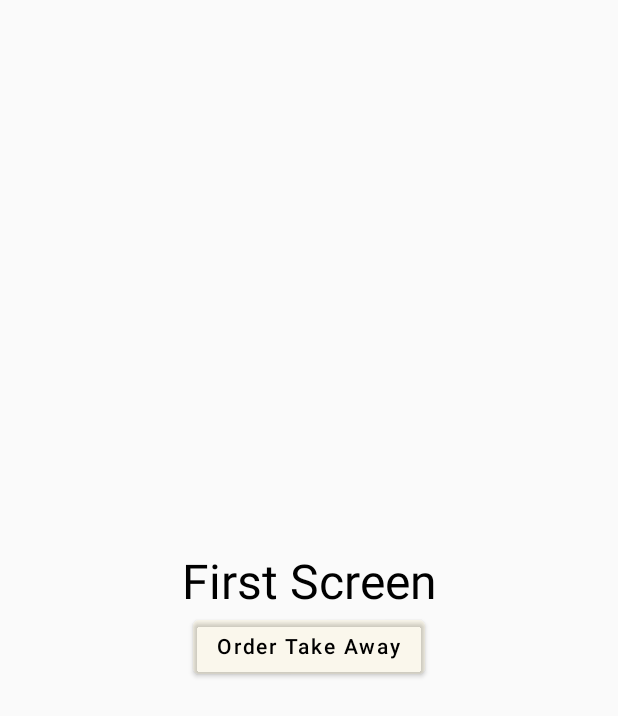
After one commit to lagwalsahil21821/BTCafe, an Android app built with Jetpack Compose: the firstScreen screen opened through its navigation route, on a phone screen of 412 x 824 dp. The commit adds this screen. Shown: the top 716 px of the screen. Run offline under Robolectric (Android 15) with nearby library versions, the phone set to English and light mode, and no system bars.

Commit message:
navigation between screens

```diff
--- a/app/build.gradle
+++ b/app/build.gradle
@@ -46,7 +46,7 @@ android {
 }
 
 dependencies {
-
+    implementation "androidx.navigation:navigation-compose:2.5.3"
     implementation 'androidx.core:core-ktx:1.7.0'
     implementation "androidx.compose.ui:ui:$compose_version"
     implementation "androidx.compose.material:material:$compose_version"
--- a/app/src/main/java/com/example/bt_cafe/MainActivity.kt
+++ b/app/src/main/java/com/example/bt_cafe/MainActivity.kt
@@ -1,28 +1,18 @@
 package com.example.bt_cafe
 
+import android.icu.text.CaseMap
 import android.os.Bundle
 import androidx.activity.ComponentActivity
 import androidx.activity.compose.setContent
-import androidx.compose.foundation.BorderStroke
-import androidx.compose.foundation.Image
-import androidx.compose.foundation.background
 import androidx.compose.foundation.layout.*
-import androidx.compose.foundation.shape.RoundedCornerShape
 import androidx.compose.material.*
 import androidx.compose.runtime.Composable
+import androidx.compose.runtime.MutableState
 import androidx.compose.runtime.rememberCoroutineScope
-import androidx.compose.ui.Alignment
-import androidx.compose.ui.Modifier
-import androidx.compose.ui.draw.clip
-import androidx.compose.ui.graphics.Color
-import androidx.compose.ui.graphics.Color.Companion.Gray
-import androidx.compose.ui.res.painterResource
-import androidx.compose.ui.res.stringResource
 import androidx.compose.ui.tooling.preview.Preview
-import androidx.compose.ui.unit.dp
-import androidx.compose.ui.unit.sp
-import com.example.bt_cafe.ui.theme.BT_CafeTheme
-import org.intellij.lang.annotations.JdkConstants
+import androidx.navigation.compose.NavHost
+import androidx.navigation.compose.composable
+import androidx.navigation.compose.rememberNavController
 
 class MainActivity : ComponentActivity() {
     override fun onCreate(savedInstanceState: Bundle?) {
@@ -36,20 +26,34 @@ class MainActivity : ComponentActivity() {
 
 @Composable
 fun HomeScreen(){
-    val scaffoldState = rememberScaffoldState()
-    val scope = rememberCoroutineScope()
-    Scaffold(
-        scaffoldState = scaffoldState,
-        drawerContent = { DrawablePanel(scaffoldState = scaffoldState, scope = scope)},
-        topBar = {
-            TopAppBar(scaffoldState = scaffoldState, scope = scope)
+    // navigation start
+    val navController = rememberNavController()
+    NavHost(navController = navController, startDestination = Home.route){
+        composable(Home.route){
+            firstScreen(navController)
         }
-    ) {
-        Column {
-            UpperPart()
-            LowerPart()
+
+        composable(MenuList.route){
+            MenuListScreen()     // in mutable state.kt file
         }
     }
+
+    // navigation end
+
+//    val scaffoldState = rememberScaffoldState()
+//    val scope = rememberCoroutineScope()
+//    Scaffold(
+//        scaffoldState = scaffoldState,
+//        drawerContent = { DrawablePanel(scaffoldState = scaffoldState, scope = scope)},
+//        topBar = {
+//            TopAppBar(scaffoldState = scaffoldState, scope = scope)
+//        }
+//    ) {
+//        Column {
+//            UpperPart()
+//            LowerPart()
+//        }
+//    }
 
 }
 
--- /dev/null
+++ b/app/src/main/java/com/example/bt_cafe/destinations.kt
@@ -0,0 +1,13 @@
+package com.example.bt_cafe
+
+interface Destinations{
+    val route:String    // roughly equal to defining the id to destination
+}
+
+object Home: Destinations{
+    override val route = "Home"
+}
+
+object MenuList:Destinations{
+    override val route = "MenuList"
+}
--- /dev/null
+++ b/app/src/main/java/com/example/bt_cafe/firstScreen.kt
@@ -0,0 +1,43 @@
+package com.example.bt_cafe
+
+import androidx.compose.foundation.layout.Arrangement
+import androidx.compose.foundation.layout.Column
+import androidx.compose.foundation.layout.fillMaxSize
+import androidx.compose.material.Button
+import androidx.compose.material.ButtonDefaults
+import androidx.compose.material.Colors
+import androidx.compose.material.MaterialTheme.colors
+import androidx.compose.material.Text
+import androidx.compose.runtime.Composable
+import androidx.compose.ui.Alignment
+import androidx.compose.ui.Modifier
+import androidx.compose.ui.graphics.Color
+import androidx.compose.ui.unit.sp
+import androidx.navigation.NavHostController
+
+@Composable
+fun firstScreen(navController: NavHostController) {
+    Column(
+        modifier = Modifier.fillMaxSize(),
+        verticalArrangement = Arrangement.Center,
+        horizontalAlignment = Alignment.CenterHorizontally
+    ) {
+        Text(
+            text = "First Screen",
+            fontSize = 32.sp
+        )
+        Button(
+            onClick = {
+                      navController.navigate(MenuList.route)
+            },
+            colors = ButtonDefaults.buttonColors(
+                backgroundColor = Color(0xFF4CE14)
+            )
+        ) {
+
+        Text(text = "Order Take Away")
+
+        }
+
+    }
+}
```
Also changed, not shown: app/src/main/java/com/example/bt_cafe/menuList.kt (added, +22 -0 lines), app/src/main/java/com/example/bt_cafe/upperPart.kt (+5 -2 lines).
